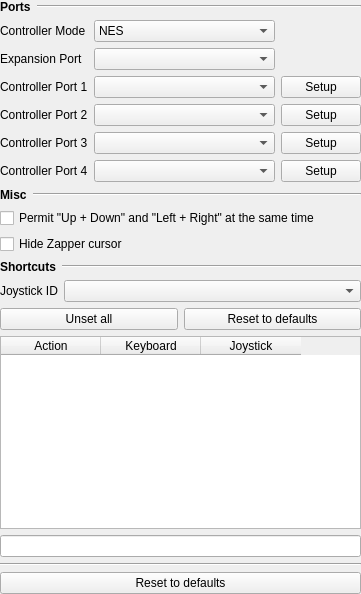
Old version of the form src/gui/designer/wdgSettingsInput.ui in the repository punesemu/puNES.
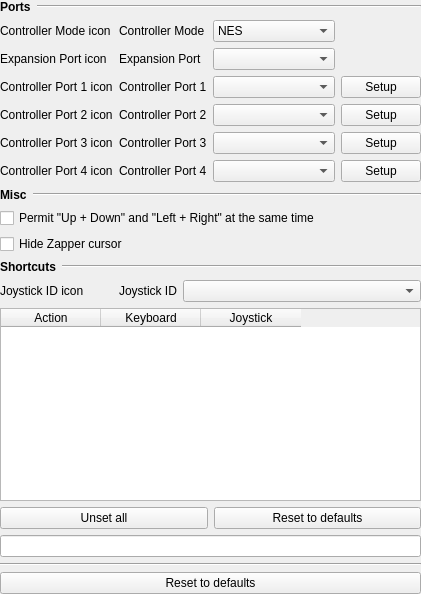
New version of the form. Icons and pictures are not drawn.

Commit message:
Now the settings window is resizable, also fixed several bugs in the Cheat Editor and in the Input Settings.
Cheat Editor:
- Fixed several table display errors.
- Active cheats are now easily identifiable thanks to a different color.
- Fixed a bug that did not activate the selected cheat correctly.
- Cheat description tooltip enabled.
Input settings:
- Minor cosmetic changes.

Diff of the .ui file:
```diff
--- a/src/gui/designer/wdgSettingsInput.ui
+++ b/src/gui/designer/wdgSettingsInput.ui
@@ -6,7 +6,7 @@
    <rect>
     <x>0</x>
     <y>0</y>
-    <width>361</width>
+    <width>421</width>
     <height>594</height>
    </rect>
   </property>
@@ -28,35 +28,80 @@
    </property>
    <item>
     <layout class="QGridLayout" name="gridLayout_Input">
+     <item row="5" column="0">
+      <widget class="QLabel" name="icon_cp3">
+       <property name="text">
+        <string notr="true">Controller Port 3 icon</string>
+       </property>
+      </widget>
+     </item>
+     <item row="6" column="1">
+      <widget class="QLabel" name="label_cp4">
+       <property name="text">
+        <string>Controller Port 4</string>
+       </property>
+      </widget>
+     </item>
+     <item row="11" column="0">
+      <widget class="QLabel" name="icon_joy_ID">
+       <property name="text">
+        <string notr="true">Joystick ID icon</string>
+       </property>
+      </widget>
+     </item>
+     <item row="4" column="1">
+      <widget class="QLabel" name="label_cp2">
+       <property name="text">
+        <string>Controller Port 2</string>
+       </property>
+      </widget>
+     </item>
+     <item row="2" column="0">
+      <widget class="QLabel" name="icon_exp">
+       <property name="text">
+        <string notr="true">Expansion Port icon</string>
+       </property>
+      </widget>
+     </item>
      <item row="3" column="1">
-      <widget class="QComboBox" name="comboBox_cp1">
-       <property name="sizePolicy">
-        <sizepolicy hsizetype="Expanding" vsizetype="Fixed">
-         <horstretch>0</horstretch>
-         <verstretch>0</verstretch>
-        </sizepolicy>
-       </property>
-      </widget>
-     </item>
-     <item row="3" column="0">
       <widget class="QLabel" name="label_cp1">
        <property name="text">
         <string>Controller Port 1</string>
        </property>
       </widget>
      </item>
+     <item row="5" column="2">
+      <widget class="QComboBox" name="comboBox_cp3">
+       <property name="sizePolicy">
+        <sizepolicy hsizetype="Expanding" vsizetype="Fixed">
+         <horstretch>0</horstretch>
+         <verstretch>0</verstretch>
+        </sizepolicy>
+       </property>
+      </widget>
+     </item>
+     <item row="4" column="3">
+      <widget class="QPushButton" name="pushButton_cp2">
+       <property name="text">
+        <string>Setup</string>
+       </property>
+       <property name="icon">
+        <iconset resource="resources.qrc">
+         <normaloff>:/icon/icons/settings_wrench.svg</normaloff>:/icon/icons/settings_wrench.svg</iconset>
+       </property>
+      </widget>
+     </item>
      <item row="3" column="2">
-      <widget class="QPushButton" name="pushButton_cp1">
-       <property name="text">
-        <string>Setup</string>
-       </property>
-       <property name="icon">
-        <iconset resource="resources.qrc">
-         <normaloff>:/icon/icons/input_config.svg</normaloff>:/icon/icons/input_config.svg</iconset>
+      <widget class="QComboBox" name="comboBox_cp1">
+       <property name="sizePolicy">
+        <sizepolicy hsizetype="Expanding" vsizetype="Fixed">
+         <horstretch>0</horstretch>
+         <verstretch>0</verstretch>
+        </sizepolicy>
        </property>
       </widget>
      </item>
-     <item row="2" column="1">
+     <item row="2" column="2">
       <widget class="QComboBox" name="comboBox_exp">
        <property name="sizePolicy">
         <sizepolicy hsizetype="Expanding" vsizetype="Fixed">
@@ -66,21 +111,38 @@
        </property>
       </widget>
      </item>
-     <item row="6" column="2">
-      <widget class="QPushButton" name="pushButton_cp4">
+     <item row="1" column="1">
+      <widget class="QLabel" name="label_cm">
        <property name="text">
-        <string>Setup</string>
+        <string>Controller Mode</string>
        </property>
-       <property name="icon">
-        <iconset resource="resources.qrc">
-         <normaloff>:/icon/icons/input_config.svg</normaloff>:/icon/icons/input_config.svg</iconset>
+      </widget>
+     </item>
+     <item row="3" column="0">
+      <widget class="QLabel" name="icon_cp1">
+       <property name="text">
+        <string notr="true">Controller Port 1 icon</string>
        </property>
       </widget>
      </item>
-     <item row="0" column="0" colspan="3">
-      <layout class="QHBoxLayout" name="horizontalLayout_Ports">
+     <item row="2" column="1">
+      <widget class="QLabel" name="label_exp">
+       <property name="text">
+        <string>Expansion Port</string>
+       </property>
+      </widget>
+     </item>
+     <item row="6" column="0">
+      <widget class="QLabel" name="icon_cp4">
+       <property name="text">
+        <string notr="true">Controller Port 4 icon</string>
+       </property>
+      </widget>
+     </item>
+     <item row="7" column="0" colspan="4">
+      <layout class="QHBoxLayout" name="horizontalLayout_Input_Misc">
        <item>
-        <widget class="QLabel" name="label_Ports">
+        <widget class="QLabel" name="label_Input_Misc">
          <property name="font">
           <font>
            <weight>75</weight>
@@ -88,12 +150,12 @@
           </font>
          </property>
          <property name="text">
-          <string>Ports</string>
+          <string>Misc</string>
          </property>
         </widget>
        </item>
        <item>
-        <widget class="Line" name="line_Ports">
+        <widget class="Line" name="line_Input_Misc">
          <property name="sizePolicy">
           <sizepolicy hsizetype="Expanding" vsizetype="Fixed">
            <horstretch>0</horstretch>
@@ -107,7 +169,18 @@
        </item>
       </layout>
      </item>
-     <item row="15" column="0" colspan="3">
+     <item row="3" column="3">
+      <widget class="QPushButton" name="pushButton_cp1">
+       <property name="text">
+        <string>Setup</string>
+       </property>
+       <property name="icon">
+        <iconset resource="resources.qrc">
+         <normaloff>:/icon/icons/settings_wrench.svg</normaloff>:/icon/icons/settings_wrench.svg</iconset>
+       </property>
+      </widget>
+     </item>
+     <item row="15" column="0" colspan="4">
       <widget class="QLineEdit" name="lineEdit_Input_info">
        <property name="focusPolicy">
         <enum>Qt::NoFocus</enum>
@@ -120,14 +193,17 @@
        </property>
       </widget>
      </item>
-     <item row="9" column="0" colspan="3">
-      <widget class="QCheckBox" name="checkBox_Hide_Zapper_cursor">
-       <property name="text">
-        <string>Hide Zapper cursor</string>
+     <item row="4" column="2">
+      <widget class="QComboBox" name="comboBox_cp2">
+       <property name="sizePolicy">
+        <sizepolicy hsizetype="Expanding" vsizetype="Fixed">
+         <horstretch>0</horstretch>
+         <verstretch>0</verstretch>
+        </sizepolicy>
        </property>
       </widget>
      </item>
-     <item row="6" column="1">
+     <item row="6" column="2">
       <widget class="QComboBox" name="comboBox_cp4">
        <property name="sizePolicy">
         <sizepolicy hsizetype="Expanding" vsizetype="Fixed">
@@ -137,7 +213,37 @@
        </property>
       </widget>
      </item>
-     <item row="12" column="0" colspan="3">
+     <item row="0" column="0" colspan="4">
+      <layout class="QHBoxLayout" name="horizontalLayout_Ports">
+       <item>
+        <widget class="QLabel" name="label_Ports">
+         <property name="font">
+          <font>
+           <weight>75</weight>
+           <bold>true</bold>
+          </font>
+         </property>
+         <property name="text">
+          <string>Ports</string>
+         </property>
+        </widget>
+       </item>
+       <item>
+        <widget class="Line" name="line_Ports">
+         <property name="sizePolicy">
+          <sizepolicy hsizetype="Expanding" vsizetype="Fixed">
+           <horstretch>0</horstretch>
+           <verstretch>0</verstretch>
+          </sizepolicy>
+         </property>
+         <property name="orientation">
+          <enum>Qt::Horizontal</enum>
+         </property>
+        </widget>
+       </item>
+      </layout>
+     </item>
+     <item row="13" column="0" colspan="4">
       <layout class="QHBoxLayout" name="horizontalLayout_Shortcut">
        <item>
         <widget class="QPushButton" name="pushButton_Shortcut_unset_all">
@@ -163,113 +269,164 @@
        </item>
       </layout>
      </item>
-     <item row="5" column="2">
+     <item row="4" column="0">
+      <widget class="QLabel" name="icon_cp2">
+       <property name="text">
+        <string notr="true">Controller Port 2 icon</string>
+       </property>
+      </widget>
+     </item>
+     <item row="1" column="2">
+      <widget class="QComboBox" name="comboBox_cm">
+       <property name="sizePolicy">
+        <sizepolicy hsizetype="Expanding" vsizetype="Fixed">
+         <horstretch>0</horstretch>
+         <verstretch>0</verstretch>
+        </sizepolicy>
+       </property>
+       <item>
+        <property name="text">
+         <string>NES</string>
+        </property>
+       </item>
+       <item>
+        <property name="text">
+         <string>Famicom</string>
+        </property>
+       </item>
+       <item>
+        <property name="text">
+         <string>Four Score</string>
+        </property>
+       </item>
+      </widget>
+     </item>
+     <item row="9" column="0" colspan="4">
+      <widget class="QCheckBox" name="checkBox_Hide_Zapper_cursor">
+       <property name="text">
+        <string>Hide Zapper cursor</string>
+       </property>
+      </widget>
+     </item>
+     <item row="5" column="3">
       <widget class="QPushButton" name="pushButton_cp3">
        <property name="text">
         <string>Setup</string>
        </property>
        <property name="icon">
         <iconset resource="resources.qrc">
-         <normaloff>:/icon/icons/input_config.svg</normaloff>:/icon/icons/input_config.svg</iconset>
+         <normaloff>:/icon/icons/settings_wrench.svg</normaloff>:/icon/icons/settings_wrench.svg</iconset>
        </property>
       </widget>
      </item>
-     <item row="4" column="1">
-      <widget class="QComboBox" name="comboBox_cp2">
+     <item row="6" column="3">
+      <widget class="QPushButton" name="pushButton_cp4">
+       <property name="text">
+        <string>Setup</string>
+       </property>
+       <property name="icon">
+        <iconset resource="resources.qrc">
+         <normaloff>:/icon/icons/settings_wrench.svg</normaloff>:/icon/icons/settings_wrench.svg</iconset>
+       </property>
+      </widget>
+     </item>
+     <item row="16" column="0" colspan="4">
+      <widget class="Line" name="line_Shortcuts_2">
        <property name="sizePolicy">
         <sizepolicy hsizetype="Expanding" vsizetype="Fixed">
          <horstretch>0</horstretch>
          <verstretch>0</verstretch>
         </sizepolicy>
        </property>
-      </widget>
-     </item>
-     <item row="6" column="0">
-      <widget class="QLabel" name="label_cp4">
-       <property name="text">
-        <string>Controller Port 4</string>
+       <property name="orientation">
+        <enum>Qt::Horizontal</enum>
        </property>
       </widget>
      </item>
      <item row="1" column="0">
-      <widget class="QLabel" name="label_cm">
+      <widget class="QLabel" name="icon_cm">
        <property name="text">
-        <string>Controller Mode</string>
+        <string notr="true">Controller Mode icon</string>
        </property>
       </widget>
      </item>
-     <item row="4" column="2">
-      <widget class="QPushButton" name="pushButton_cp2">
-       <property name="text">
-        <string>Setup</string>
-       </property>
-       <property name="icon">
-        <iconset resource="resources.qrc">
-         <normaloff>:/icon/icons/input_config.svg</normaloff>:/icon/icons/input_config.svg</iconset>
-       </property>
-      </widget>
-     </item>
-     <item row="11" column="0" colspan="3">
-      <layout class="QHBoxLayout" name="horizontalLayout_joy_ID">
+     <item row="10" column="0" colspan="4">
+      <layout class="QHBoxLayout" name="horizontalLayout_Shortcuts">
        <item>
-        <widget class="QLabel" name="label_joy_ID">
+        <widget class="QLabel" name="label_Shortcuts">
+         <property name="font">
+          <font>
+           <weight>75</weight>
+           <bold>true</bold>
+          </font>
+         </property>
          <property name="text">
-          <string>Joystick ID</string>
+          <string>Shortcuts</string>
          </property>
         </widget>
        </item>
        <item>
-        <widget class="QComboBox" name="comboBox_joy_ID">
+        <widget class="Line" name="line_Shortcuts">
          <property name="sizePolicy">
           <sizepolicy hsizetype="Expanding" vsizetype="Fixed">
            <horstretch>0</horstretch>
            <verstretch>0</verstretch>
           </sizepolicy>
          </property>
+         <property name="orientation">
+          <enum>Qt::Horizontal</enum>
+         </property>
         </widget>
        </item>
       </layout>
      </item>
-     <item row="8" column="0" colspan="3">
+     <item row="8" column="0" colspan="4">
       <widget class="QCheckBox" name="checkBox_Permit_updown">
        <property name="text">
         <string>Permit &quot;Up + Down&quot; and &quot;Left + Right&quot; at the same time</string>
        </property>
       </widget>
      </item>
-     <item row="5" column="0">
+     <item row="5" column="1">
       <widget class="QLabel" name="label_cp3">
        <property name="text">
         <string>Controller Port 3</string>
        </property>
       </widget>
      </item>
-     <item row="1" column="1">
-      <widget class="QComboBox" name="comboBox_cm">
-       <property name="sizePolicy">
-        <sizepolicy hsizetype="Expanding" vsizetype="Fixed">
-         <horstretch>0</horstretch>
-         <verstretch>0</verstretch>
-        </sizepolicy>
+     <item row="18" column="0" colspan="4">
+      <widget class="QPushButton" name="pushButton_Input_reset">
+       <property name="text">
+        <string>Reset to defaults</string>
        </property>
-       <item>
-        <property name="text">
-         <string>NES</string>
-        </property>
-       </item>
-       <item>
-        <property name="text">
-         <string>Famicom</string>
-        </property>
-       </item>
-       <item>
-        <property name="text">
-         <string>Four Score</string>
-        </property>
-       </item>
+       <property name="icon">
+        <iconset resource="resources.qrc">
+         <normaloff>:/icon/icons/overscan_default.svg</normaloff>:/icon/icons/overscan_default.svg</iconset>
+       </property>
       </widget>
      </item>
-     <item row="13" column="0" colspan="3">
+     <item row="11" column="1" colspan="3">
+      <layout class="QHBoxLayout" name="horizontalLayout_joy_ID">
+       <item>
+        <widget class="QLabel" name="label_joy_ID">
+         <property name="text">
+          <string>Joystick ID</string>
+         </property>
+        </widget>
+       </item>
+       <item>
+        <widget class="QComboBox" name="comboBox_joy_ID">
+         <property name="sizePolicy">
+          <sizepolicy hsizetype="Expanding" vsizetype="Fixed">
+           <horstretch>0</horstretch>
+           <verstretch>0</verstretch>
+          </sizepolicy>
+         </property>
+        </widget>
+       </item>
+      </layout>
+     </item>
+     <item row="12" column="0" colspan="4">
       <widget class="QTableWidget" name="tableWidget_Shortcuts">
        <property name="editTriggers">
         <set>QAbstractItemView::NoEditTriggers</set>
@@ -297,114 +454,6 @@
        </column>
       </widget>
      </item>
-     <item row="4" column="0">
-      <widget class="QLabel" name="label_cp2">
-       <property name="text">
-        <string>Controller Port 2</string>
-       </property>
-      </widget>
-     </item>
-     <item row="7" column="0" colspan="3">
-      <layout class="QHBoxLayout" name="horizontalLayout_Input_Misc">
-       <item>
-        <widget class="QLabel" name="label_Input_Misc">
-         <property name="font">
-          <font>
-           <weight>75</weight>
-           <bold>true</bold>
-          </font>
-         </property>
-         <property name="text">
-          <string>Misc</string>
-         </property>
-        </widget>
-       </item>
-       <item>
-        <widget class="Line" name="line_Input_Misc">
-         <property name="sizePolicy">
-          <sizepolicy hsizetype="Expanding" vsizetype="Fixed">
-           <horstretch>0</horstretch>
-           <verstretch>0</verstretch>
-          </sizepolicy>
-         </property>
-         <property name="orientation">
-          <enum>Qt::Horizontal</enum>
-         </property>
-        </widget>
-       </item>
-      </layout>
-     </item>
-     <item row="2" column="0">
-      <widget class="QLabel" name="label_exp">
-       <property name="text">
-        <string>Expansion Port</string>
-       </property>
-      </widget>
-     </item>
-     <item row="10" column="0" colspan="3">
-      <layout class="QHBoxLayout" name="horizontalLayout_Shortcuts">
-       <item>
-        <widget class="QLabel" name="label_Shortcuts">
-         <property name="font">
-          <font>
-           <weight>75</weight>
-           <bold>true</bold>
-          </font>
-         </property>
-         <property name="text">
-          <string>Shortcuts</string>
-         </property>
-        </widget>
-       </item>
-       <item>
-        <widget class="Line" name="line_Shortcuts">
-         <property name="sizePolicy">
-          <sizepolicy hsizetype="Expanding" vsizetype="Fixed">
-           <horstretch>0</horstretch>
-           <verstretch>0</verstretch>
-          </sizepolicy>
-         </property>
-         <property name="orientation">
-          <enum>Qt::Horizontal</enum>
-         </property>
-        </widget>
-       </item>
-      </layout>
-     </item>
-     <item row="5" column="1">
-      <widget class="QComboBox" name="comboBox_cp3">
-       <property name="sizePolicy">
-        <sizepolicy hsizetype="Expanding" vsizetype="Fixed">
-         <horstretch>0</horstretch>
-         <verstretch>0</verstretch>
-        </sizepolicy>
-       </property>
-      </widget>
-     </item>
-     <item row="16" column="0" colspan="3">
-      <widget class="Line" name="line_Shortcuts_2">
-       <property name="sizePolicy">
-        <sizepolicy hsizetype="Expanding" vsizetype="Fixed">
-         <horstretch>0</horstretch>
-         <verstretch>0</verstretch>
-        </sizepolicy>
-       </property>
-       <property name="orientation">
-        <enum>Qt::Horizontal</enum>
-       </property>
-      </widget>
-     </item>
-     <item row="18" column="0" colspan="3">
-      <widget class="QPushButton" name="pushButton_Input_reset">
-       <property name="text">
-        <string>Reset to defaults</string>
-       </property>
-       <property name="icon">
-        <iconset resource="resources.qrc">
-         <normaloff>:/icon/icons/overscan_default.svg</normaloff>:/icon/icons/overscan_default.svg</iconset>
-       </property>
-      </widget>
-     </item>
     </layout>
    </item>
   </layout>
```
The commit also changes 20 other files.
